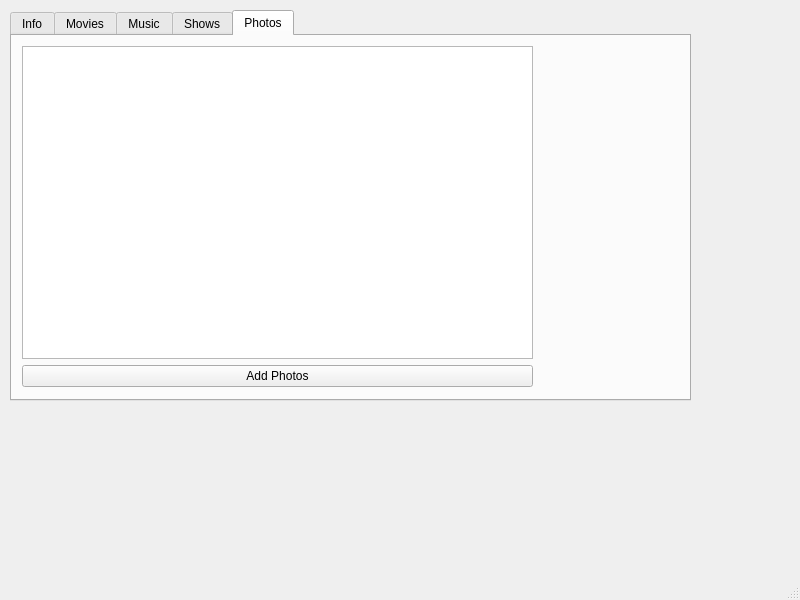
matwin04/MediaManagerPlusPlus, file ui/mainwindow.ui: the form before one commit.
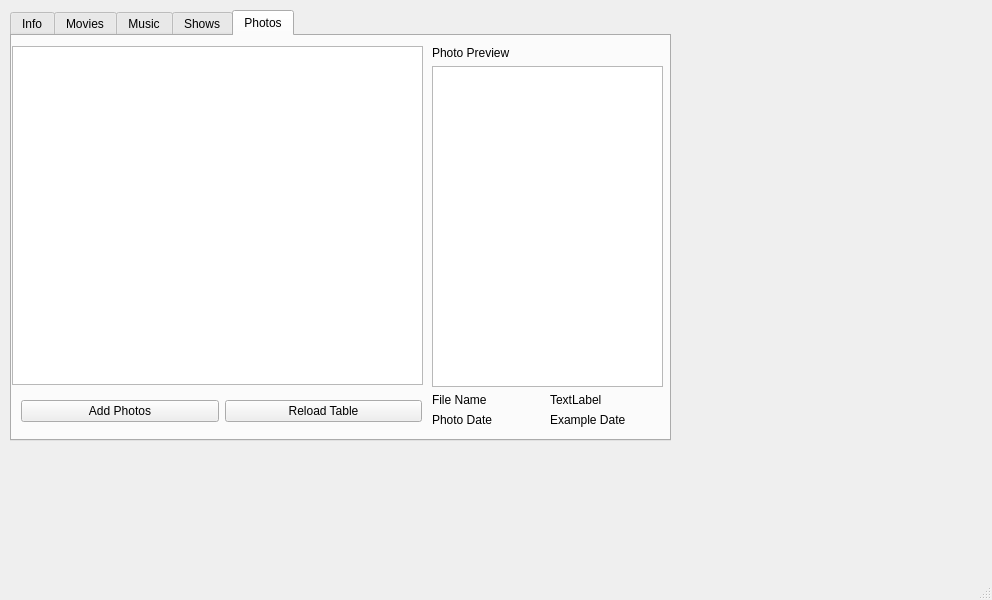
The form after the commit.

Patch:
```diff
--- a/ui/mainwindow.ui
+++ b/ui/mainwindow.ui
@@ -6,7 +6,7 @@
    <rect>
     <x>0</x>
     <y>0</y>
-    <width>800</width>
+    <width>992</width>
     <height>600</height>
    </rect>
   </property>
@@ -19,8 +19,8 @@
      <rect>
       <x>10</x>
       <y>10</y>
-      <width>681</width>
-      <height>391</height>
+      <width>661</width>
+      <height>431</height>
      </rect>
     </property>
     <property name="currentIndex">
@@ -80,19 +80,26 @@
      <attribute name="title">
       <string>Photos</string>
      </attribute>
-     <widget class="QWidget" name="">
+     <widget class="QTableView" name="photoTable">
       <property name="geometry">
        <rect>
-        <x>10</x>
+        <x>0</x>
         <y>10</y>
-        <width>511</width>
-        <height>341</height>
+        <width>411</width>
+        <height>339</height>
        </rect>
       </property>
-      <layout class="QVBoxLayout" name="verticalLayout">
-       <item>
-        <widget class="QTableView" name="photoTable"/>
-       </item>
+     </widget>
+     <widget class="QWidget" name="horizontalLayoutWidget">
+      <property name="geometry">
+       <rect>
+        <x>9</x>
+        <y>359</y>
+        <width>401</width>
+        <height>32</height>
+       </rect>
+      </property>
+      <layout class="QHBoxLayout" name="horizontalLayout">
        <item>
         <widget class="QPushButton" name="addPhotosButton">
          <property name="text">
@@ -100,6 +107,63 @@
          </property>
         </widget>
        </item>
+       <item>
+        <widget class="QPushButton" name="pushButton">
+         <property name="text">
+          <string>Reload Table</string>
+         </property>
+        </widget>
+       </item>
+      </layout>
+     </widget>
+     <widget class="QWidget" name="gridLayoutWidget">
+      <property name="geometry">
+       <rect>
+        <x>420</x>
+        <y>10</y>
+        <width>231</width>
+        <height>381</height>
+       </rect>
+      </property>
+      <layout class="QGridLayout" name="photoMetaInfoGrid">
+       <item row="2" column="0">
+        <widget class="QLabel" name="label_2">
+         <property name="text">
+          <string>File Name</string>
+         </property>
+        </widget>
+       </item>
+       <item row="1" column="0" colspan="2">
+        <widget class="QGraphicsView" name="photoPreview"/>
+       </item>
+       <item row="0" column="0">
+        <widget class="QLabel" name="photoPreviewLabel">
+         <property name="text">
+          <string>Photo Preview</string>
+         </property>
+        </widget>
+       </item>
+       <item row="3" column="0">
+        <widget class="QLabel" name="label">
+         <property name="text">
+          <string>Photo Date</string>
+         </property>
+        </widget>
+       </item>
+       <item row="2" column="1">
+        <widget class="QLabel" name="label_3">
+         <property name="text">
+          <string>TextLabel</string>
+         </property>
+        </widget>
+       </item>
+       <item row="3" column="1">
+        <widget class="QLabel" name="label_4">
+         <property name="text">
+          <string>Example Date</string>
+         </property>
+        </widget>
+       </item>
       </layout>
      </widget>
     </widget>
```
Left out of the diff: 4 changed lines with no effect on the pictures.
